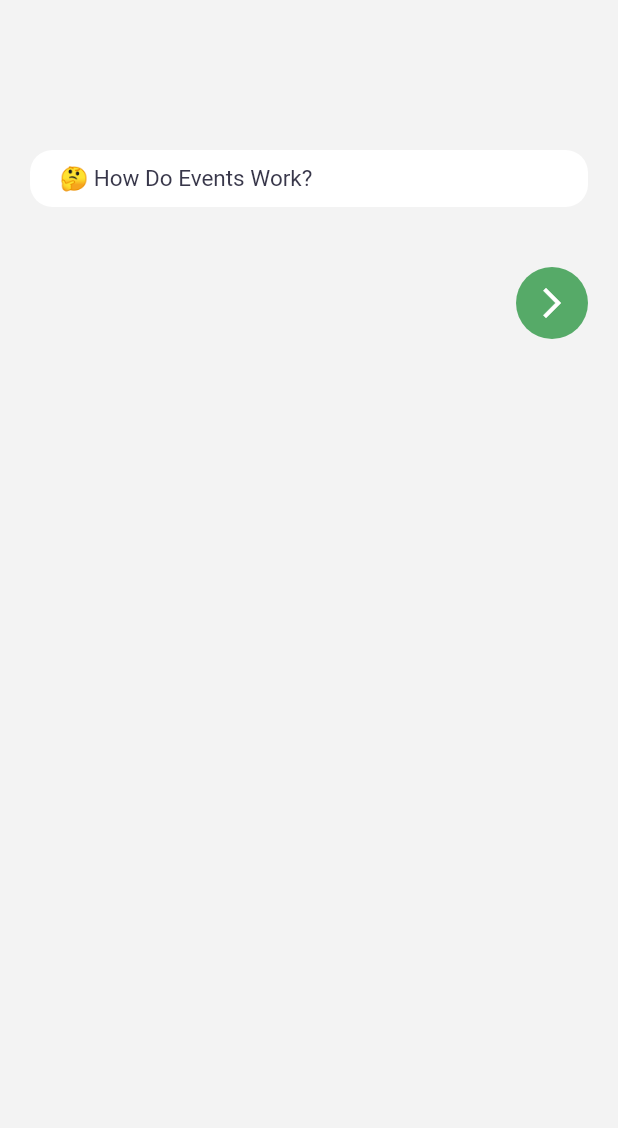
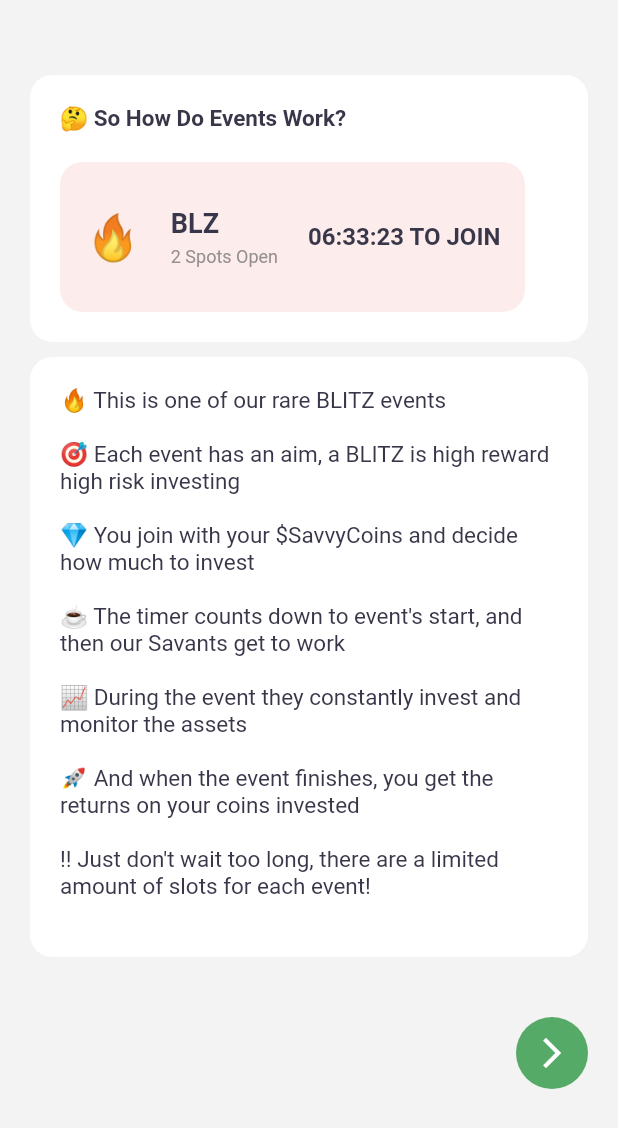
Before and after one commit to RedH11/SavvyApp, a Flutter app: the EventDescr screen opened directly, on a phone screen of 412 x 824 dp. Shown: the top 1128 px of the screen. Run offline on Flutter 3.47's test engine with Material 2 defaults, Android fonts, the phone set to English and light mode, and no system bars; Roboto replaces fonts that are missing (Helvetica Neue).

Commit message:
- Added the event colors into constants.dart - Finished the Event Description screen

```diff
--- a/lib/main.dart
+++ b/lib/main.dart
@@ -16,7 +16,6 @@ class MyApp extends StatelessWidget {
           // Default Brightness and Colors
           brightness: Brightness.light,
           primaryColor: primaryTextColor,
-          accentColor: Colors.cyan[600], // TEST
 
           // Default font family
           fontFamily: "Helvetica Neue",
@@ -24,7 +23,7 @@ class MyApp extends StatelessWidget {
           // Default TextThemes
           textTheme: TextTheme(
             headline1: mainHeading,
-            headline2: sectionTitle,
+            headline2: sectionTitleBold,
             bodyText1: mainBody,
           ),
           buttonColor: primaryButtonColor,
@@ -32,8 +31,8 @@ class MyApp extends StatelessWidget {
               .adaptivePlatformDensity // Conforms the UI to the screen size
 
           ),
-      //home: IntroScreen(),
-      home: HomeScreen(),
+      home: IntroScreen(),
+      //home: HomeScreen(),
     );
   }
 }
--- a/lib/screens/intro/components/event_descr_body.dart
+++ b/lib/screens/intro/components/event_descr_body.dart
@@ -6,6 +6,76 @@ class EventDescrBody extends StatelessWidget {
 
   @override
   Widget build(BuildContext context) {
+
+    Widget sectionTitle = Padding(
+        padding: EdgeInsets.symmetric(vertical: 20, horizontal: 20),
+        child: Align(
+            alignment: Alignment.topLeft,
+            child:
+            Text("🤔 So How Do Events Work?", textAlign: TextAlign.left, style: Theme.of(context)
+                .textTheme
+                .headline2
+            )
+        )
+    );
+
+  Widget eventBody = Row(
+      children: <Widget>[
+        // Padding to separate it from the white container
+        Padding(
+          padding: EdgeInsets.fromLTRB(20, 0, 20, 20),
+          child:
+            // Red event body
+            Container(
+              height: 100,
+              width: 310,
+              decoration:
+              BoxDecoration(
+                  color: blitzEventColor,
+                  borderRadius: BorderRadius.all(Radius.circular(containerRoundness))
+              ),
+              // Event body text
+              child: Row(
+                mainAxisAlignment: MainAxisAlignment.center,
+                crossAxisAlignment: CrossAxisAlignment.center,
+                children: <Widget>[
+                  Text("🔥", style: TextStyle(fontSize: 30)),
+                  SizedBox(width: 20),
+                  Column(
+                    mainAxisAlignment: MainAxisAlignment.center,
+                    crossAxisAlignment: CrossAxisAlignment.start,
+                    children: <Widget>[
+                      Text("BLZ", style: eventTitleStyle),
+                      SizedBox(height: 5),
+                      Text("2 Spots Open", style: eventSubtitleStyle),
+                    ],
+                  ),
+                  SizedBox(width: 20,),
+                  Text("06:33:23 TO JOIN", style: eventTimerStyle)
+                ],
+              ),
+          )
+        )
+      ]
+    );
+
+    Widget nextPageButton = Align(
+        alignment: Alignment.bottomRight, child:  Container(
+        margin: EdgeInsets.fromLTRB(0, 0, sidePadding, 0),
+        decoration:
+          BoxDecoration(
+            color: primaryButtonColor,
+            shape: BoxShape.circle,
+          ),
+        child: new IconButton(icon: new Icon(Icons.arrow_forward_ios, color: Colors.white,),
+            onPressed: () => Navigator.push(
+              context,
+              MaterialPageRoute(builder: (context) => RewardsDescr()),
+            )
+         ),
+      )
+    );
+
     ///
     /// Primary Container (Background)
     ///
@@ -20,9 +90,9 @@ class EventDescrBody extends StatelessWidget {
         child: Column(
           children: <Widget>[
 
-            // Main Body Container
+            // Event Body Container
             Padding(
-              padding: EdgeInsets.fromLTRB(sidePadding, topPadding, sidePadding, 40),
+              padding: EdgeInsets.fromLTRB(sidePadding, 50, sidePadding, 5),
               child: Container(
                 width: double.infinity,
                 decoration:
@@ -32,49 +102,43 @@ class EventDescrBody extends StatelessWidget {
                   ),
                 child: Column(
                   children: <Widget>[
-                    Padding(
-                      padding: EdgeInsets.symmetric(vertical: 10, horizontal: 20),
-                        child: Align(
-                          alignment: Alignment.topLeft,
-                          child:
-                            Text("🤔 How Do Events Work?", textAlign: TextAlign.left, style: Theme.of(context)
-                                .textTheme
-                                .headline2
-
-                                ///
-                              ///
-                              /// Explain how events will be posted by the Savants behind the scenes
-                              ///
-                              ///
-                              ///
-                            )
-                          )
-                        )
-                  ],
+                    sectionTitle,
+                    eventBody
+                  ]
                 )
               )
             ),
+            // Event Description Container
+            Padding(
+                padding: EdgeInsets.fromLTRB(sidePadding, 5, sidePadding, 40),
+                child: Container(
+                    width: double.infinity,
+                    decoration:
+                    BoxDecoration(
+                        color: Colors.white,
+                        borderRadius: BorderRadius.all(Radius.circular(containerRoundness))
+                    ),
+                    child: Padding(
+                      padding: EdgeInsets.symmetric(horizontal: 20, vertical: 20),
+                      child: Column(
+                        crossAxisAlignment: CrossAxisAlignment.start,
+                          children: <Widget>[
+                            Text("🔥 This is one of our rare BLITZ events\n", style: mainBody),
+                            Text("🎯 Each event has an aim, a BLITZ is high reward high risk investing\n", style: mainBody),
+                            Text("💎 You join with your \$SavvyCoins and decide how much to invest\n", style: mainBody),
+                            Text("☕️ The timer counts down to event's start, and then our Savants get to work\n", style: mainBody),
+                            Text("📈 During the event they constantly invest and monitor the assets\n", style: mainBody),
+                            Text("🚀 And when the event finishes, you get the returns on your coins invested\n", style: mainBody),
+                            Text("‼️ Just don't wait too long, there are a limited amount of slots for each event!\n", style: mainBody),
+                          ]
+                    )
+                    )
+                )
+            ),
 
-            // Next Page Button
-            Align(
-                alignment: Alignment.bottomRight, child:  Container(
-                margin: EdgeInsets.fromLTRB(0, 0, sidePadding, 0),
-                decoration:
-                  BoxDecoration(
-                    color: primaryButtonColor,
-                    shape: BoxShape.circle,
-                  ),
-                child: new IconButton(icon: new Icon(Icons.arrow_forward_ios, color: Colors.white,),
-                    onPressed: () => Navigator.push(
-                      context,
-                      MaterialPageRoute(builder: (context) => RewardsDescr()),
-                    )
-                ),
-            )
-            ),
-          ]
+            nextPageButton
+          ],
         )
-
-    );
+      );
   }
 }
--- a/lib/theme/constants.dart
+++ b/lib/theme/constants.dart
@@ -19,6 +19,16 @@ const greenTextColor = Color.fromARGB(255, 87, 190, 130);
 const blueTextColor = Color.fromARGB(255, 120, 161, 228);
 // Green button color
 const primaryButtonColor = Color.fromARGB(255, 86, 170, 104);
+// Light Red
+const blitzEventColor = Color.fromARGB(255, 253, 236, 236);
+// Light blue
+const artEventColor = Color.fromARGB(255, 238, 242, 251);
+// Light Yellow
+const realestateEventColor = Color.fromARGB(255, 252, 253, 236);
+// Light Orange
+const mainstreamEventColor = Color.fromARGB(255, 253, 245, 236);
+// Light Green
+const treeGreenEventColor = Color.fromARGB(255, 236, 253, 237);
 
 /* FONT */
 const mainHeading = TextStyle(fontFamily: "Helvetica Neue", fontSize: 30, fontWeight: FontWeight.normal, color: primaryTextColor);
@@ -27,7 +37,9 @@ const mainBodyBold = TextStyle(fontFamily: "Helvetica Neue", fontSize: 15, fontW
 const topHeading = TextStyle(fontFamily: "Helvetica Neue", fontSize: 25, color: primaryTextColor);
 const sectionTitle = TextStyle(fontFamily: "Helvetica Neue", fontSize: 15, color: primaryTextColor);
 const sectionTitleBold = TextStyle(fontFamily: "Helvetica Neue", fontSize: 15, fontWeight: FontWeight.bold, color: primaryTextColor);
-
+const eventTitleStyle = TextStyle(fontFamily: "Helvetica Neue", fontSize: 18, fontWeight: FontWeight.bold, color: primaryTextColor);
+const eventSubtitleStyle = TextStyle(fontFamily: "Helvetica Neue", fontSize: 12, fontWeight: FontWeight.normal, color: secondaryTextColor);
+const eventTimerStyle = TextStyle(fontFamily: "Helvetica Neue", fontSize: 16, fontWeight: FontWeight.bold, color: primaryTextColor);
 /* SPACING */
 const double sidePadding = 20;
 const double topPadding = 100; // From containers to the top of the page
```
